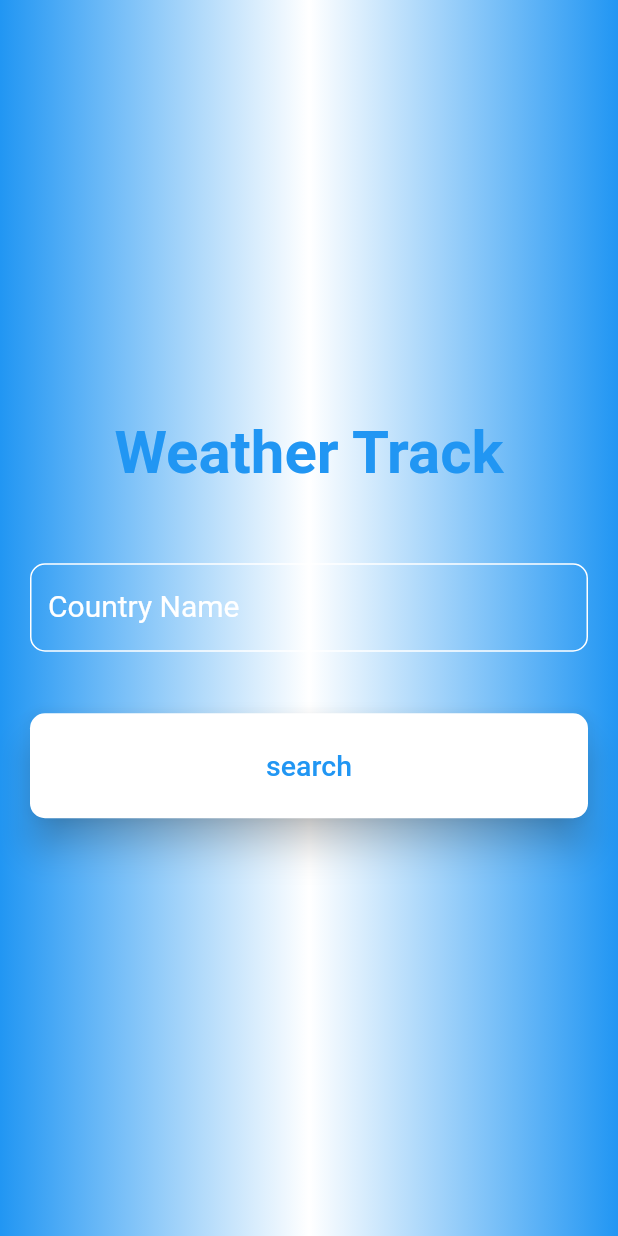
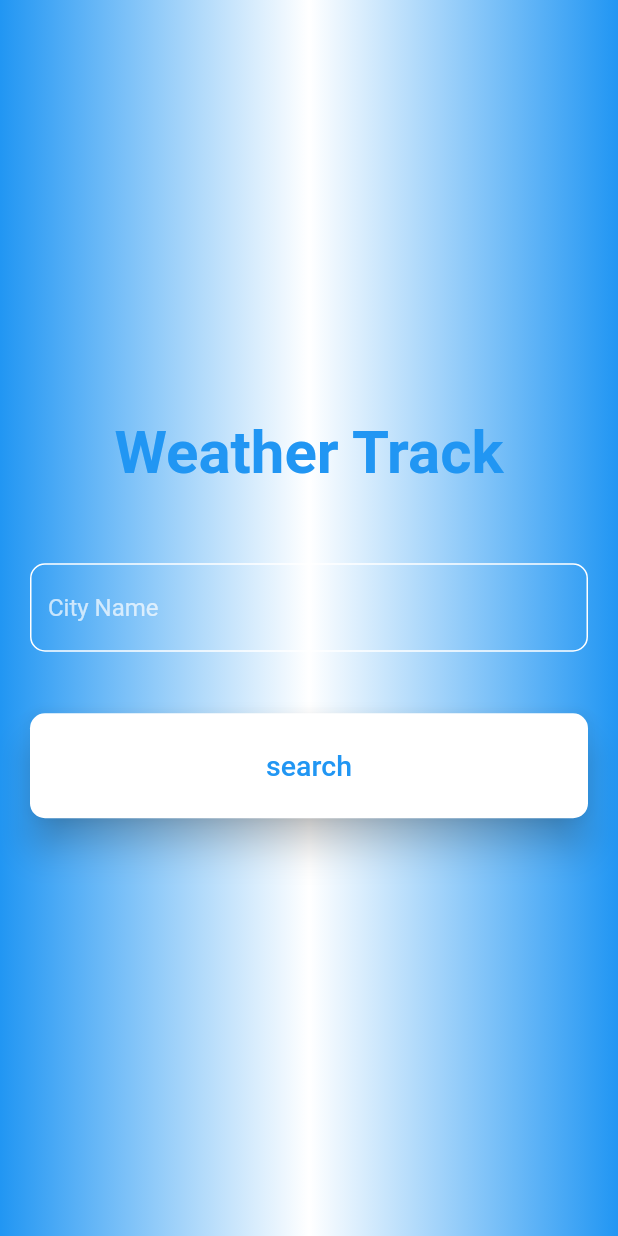
Before and after one commit to Weaam-Yehiaa/weather_app, a Flutter app: the screen it shows after launch, on a phone screen of 412 x 824 dp. Run offline on Flutter 3.47's test engine with Material 2 defaults, Android fonts, the phone set to English and light mode, and no system bars; our stand-ins replace bloc, dartz, dio, flutter_bloc, font_awesome_flutter, get_it.

Commit message:
adding validator to textFormField

```diff
--- a/lib/features/home/presentation/home_screen_impl.dart
+++ b/lib/features/home/presentation/home_screen_impl.dart
@@ -3,10 +3,13 @@ import 'package:weather_app/features/home/presentation/result_screen.dart';
 
 class HomeScreenImpl extends StatelessWidget {
   TextEditingController searchController = new TextEditingController();
+  final formkey = GlobalKey<FormState>();
 
   @override
   Widget build(BuildContext context) {
-    return Scaffold(
+    return Form(
+      key: formkey,
+      child: Scaffold(
 
         body: Container(
           decoration: const BoxDecoration(
@@ -36,15 +39,27 @@ class HomeScreenImpl extends StatelessWidget {
                   child: TextFormField(
                     controller: searchController,
                     keyboardType: TextInputType.name,
+
                     decoration: InputDecoration(
-                      label: Text('Country Name',
-                          style: TextStyle(color: Colors.white, fontSize: 20)),
+                         hintText: 'City Name',
+                         hintStyle: TextStyle(
+                           color: Colors.white70
+                         ),
                          enabledBorder: OutlineInputBorder(
                             borderRadius: BorderRadius.circular(10),
                             borderSide: BorderSide(color: Colors.white)),
                          focusedBorder: OutlineInputBorder(
                             borderRadius: BorderRadius.circular(10),
-                          borderSide: BorderSide(color: Colors.white))),
+                            borderSide: BorderSide(color: Colors.white)),
+                         border: OutlineInputBorder(
+                          borderRadius: BorderRadius.circular(10),
+                          borderSide: BorderSide(color: Colors.white)),
+                    ),
+                         validator: (value) {
+                            if (value!.isEmpty) {
+                              return 'Please city';
+                            }
+                      }
     ),
                 ),
                 SizedBox(
@@ -64,10 +79,13 @@ class HomeScreenImpl extends StatelessWidget {
                     ),
                     child: TextButton(
                         onPressed: () {
+                          if (formkey.currentState!.validate()){
                             Navigator.pushReplacement(
                                 context,
                                 MaterialPageRoute(
                                     builder: (context) => ResultScreen(searchController.text)));
+                          }
+
                         },
                         child: Text(
                           'search',
@@ -79,6 +97,7 @@ class HomeScreenImpl extends StatelessWidget {
             ),
           ),
         ),
+      ),
     );
   }
 }
--- a/lib/main.dart
+++ b/lib/main.dart
@@ -4,12 +4,6 @@ import 'package:flutter_bloc/flutter_bloc.dart';
 import 'package:get_it/get_it.dart';
 import 'package:weather_app/features/home/data/data_sources/home_remote_data_source.dart';
 import 'package:weather_app/features/home/data/repos/home_repo_impl.dart';
-import 'package:weather_app/features/home/domain/use_cases/current_weather_use_case.dart';
-import 'package:weather_app/features/home/domain/use_cases/five_days_forecast_use_case.dart';
-import 'package:weather_app/features/home/presentation/home_screen.dart';
-import 'package:weather_app/features/home/presentation/manager/current_weather_cubit/current_weather_cubit.dart';
-import 'package:weather_app/features/home/presentation/manager/five_days_forecast_cubit/five_days_forecast_cubit.dart';
-import 'package:weather_app/features/home/presentation/result_screen.dart';
 import 'package:weather_app/features/splash/presentation/splash_screen.dart';
 import 'package:weather_app/shared/api_services.dart';
 import 'package:weather_app/shared/bloc_observer.dart';
```
Lines whose indentation alone changed are shown as unchanged.
